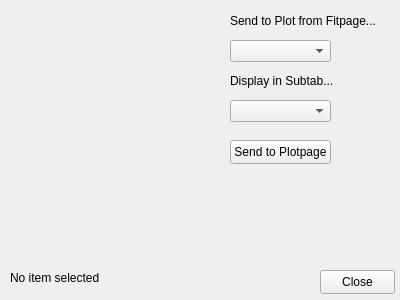
Before: the Qt Designer form DataViewerUI.ui in juliuskarliczek/demo, drawn with Qt 5.
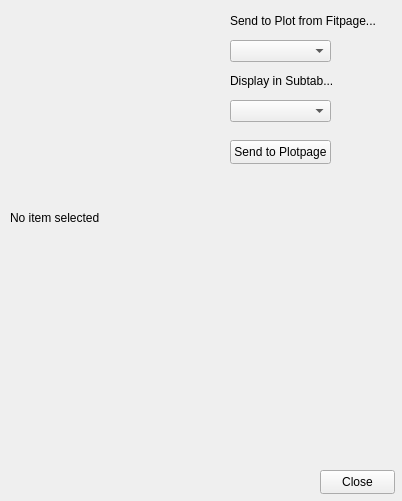
After: the same form once the commit is applied.

```diff
--- a/DataViewerUI.ui
+++ b/DataViewerUI.ui
@@ -6,8 +6,8 @@
    <rect>
     <x>0</x>
     <y>0</y>
-    <width>400</width>
-    <height>300</height>
+    <width>402</width>
+    <height>501</height>
    </rect>
   </property>
   <property name="windowTitle">
@@ -30,7 +30,7 @@
    <property name="geometry">
     <rect>
      <x>10</x>
-     <y>270</y>
+     <y>210</y>
      <width>91</width>
      <height>16</height>
     </rect>
@@ -43,7 +43,7 @@
    <property name="geometry">
     <rect>
      <x>320</x>
-     <y>270</y>
+     <y>470</y>
      <width>75</width>
      <height>24</height>
     </rect>
```
